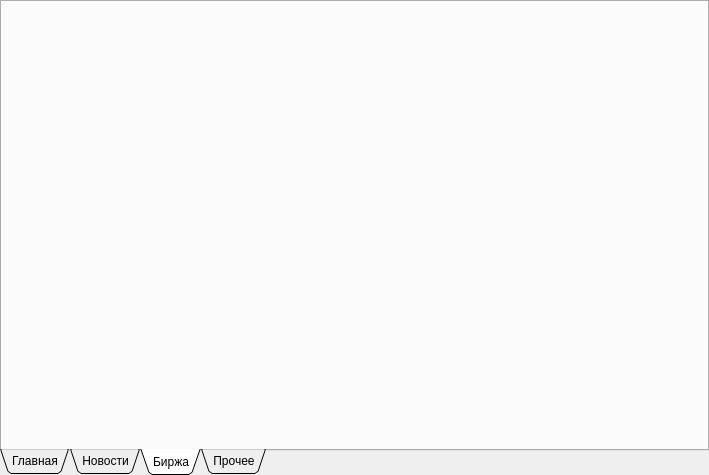
First picture: the form in client/Client_App/sperinvestwindow.ui, repository ToksichniyDed/SperInvest, before the edit.
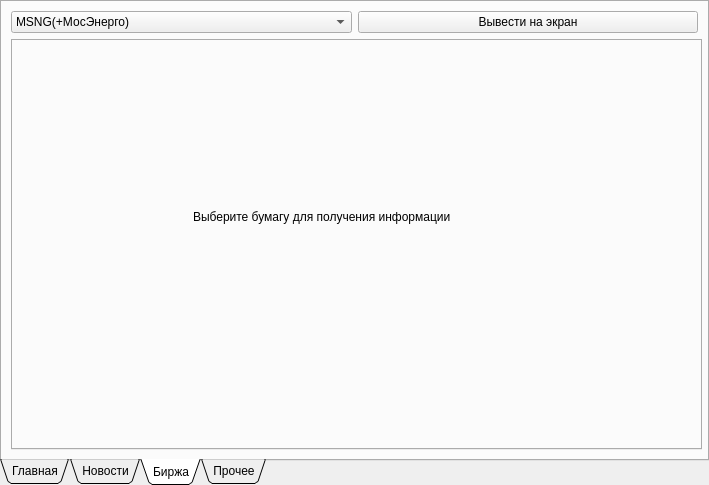
Second picture: the form after the edit. The open tabs and pages were chosen to show the change.

The edit to the form file:
```diff
--- a/client/Client_App/sperinvestwindow.ui
+++ b/client/Client_App/sperinvestwindow.ui
@@ -7,7 +7,7 @@
     <x>0</x>
     <y>0</y>
     <width>709</width>
-    <height>475</height>
+    <height>485</height>
    </rect>
   </property>
   <property name="minimumSize">
@@ -196,6 +196,101 @@
    <attribute name="title">
     <string>Биржа</string>
    </attribute>
+   <layout class="QGridLayout" name="gridLayout_2">
+    <item row="0" column="0">
+     <widget class="QComboBox" name="choose_issuer">
+      <property name="editable">
+       <bool>false</bool>
+      </property>
+      <item>
+       <property name="text">
+        <string>MSNG(+МосЭнерго)</string>
+       </property>
+      </item>
+      <item>
+       <property name="text">
+        <string>ALRS(АЛРОСА ао)</string>
+       </property>
+      </item>
+      <item>
+       <property name="text">
+        <string>AFLT(Аэрофлот)</string>
+       </property>
+      </item>
+      <item>
+       <property name="text">
+        <string>VTBR(ВТБ ао)</string>
+       </property>
+      </item>
+      <item>
+       <property name="text">
+        <string>SIBN(Газпромнефть)</string>
+       </property>
+      </item>
+      <item>
+       <property name="text">
+        <string>GAZP(ГАЗПРОМ ао)</string>
+       </property>
+      </item>
+     </widget>
+    </item>
+    <item row="0" column="1">
+     <widget class="QPushButton" name="confirm_button">
+      <property name="text">
+       <string>Вывести на экран</string>
+      </property>
+     </widget>
+    </item>
+    <item row="1" column="0" colspan="2">
+     <widget class="QTabWidget" name="exchange_info">
+      <property name="sizePolicy">
+       <sizepolicy hsizetype="Expanding" vsizetype="Expanding">
+        <horstretch>0</horstretch>
+        <verstretch>0</verstretch>
+       </sizepolicy>
+      </property>
+      <property name="minimumSize">
+       <size>
+        <width>691</width>
+        <height>401</height>
+       </size>
+      </property>
+      <property name="styleSheet">
+       <string notr="true"/>
+      </property>
+      <property name="currentIndex">
+       <number>0</number>
+      </property>
+      <property name="tabsClosable">
+       <bool>true</bool>
+      </property>
+      <property name="movable">
+       <bool>true</bool>
+      </property>
+      <property name="tabBarAutoHide">
+       <bool>true</bool>
+      </property>
+      <widget class="QWidget" name="First_tab">
+       <attribute name="title">
+        <string>Нет открытых акций</string>
+       </attribute>
+       <widget class="QLabel" name="label_13">
+        <property name="geometry">
+         <rect>
+          <x>180</x>
+          <y>150</y>
+          <width>261</width>
+          <height>51</height>
+         </rect>
+        </property>
+        <property name="text">
+         <string>Выберите бумагу для получения информации</string>
+        </property>
+       </widget>
+      </widget>
+     </widget>
+    </item>
+   </layout>
   </widget>
   <widget class="QWidget" name="Other">
    <property name="minimumSize">
```
Left out of the diff: 4 changed lines with no effect on the pictures.
